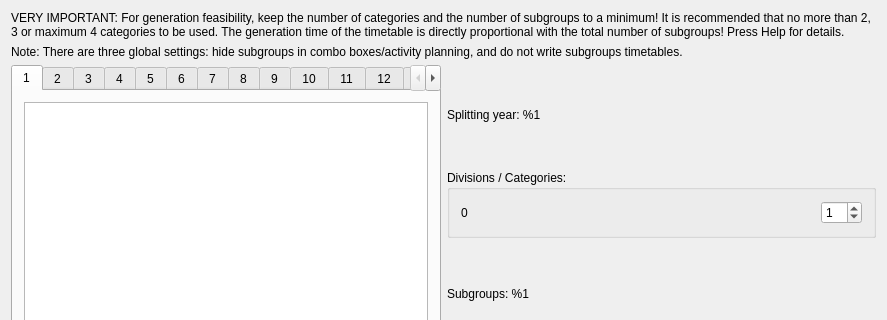
Qt form fet/src/interface/splityearform_template.ui (vonmecheln/fet) before a commit; both pictures show x 0 to 887 and y 0 to 320 of the 887 by 695 pixel window.
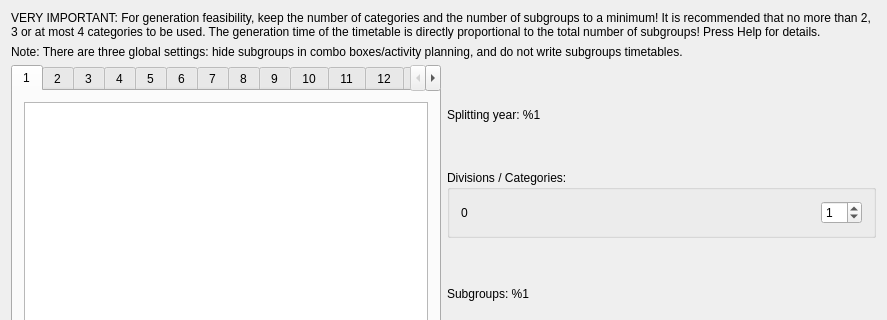
The same form after that commit.

Patch:
```diff
--- a/fet/src/interface/splityearform_template.ui
+++ b/fet/src/interface/splityearform_template.ui
@@ -23,7 +23,7 @@
       </sizepolicy>
      </property>
      <property name="text">
-      <string>VERY IMPORTANT: For generation feasibility, keep the number of categories and the number of subgroups to a minimum! It is recommended that no more than 2, 3 or maximum 4 categories to be used. The generation time of the timetable is directly proportional with the total number of subgroups! Press Help for details.</string>
+      <string>VERY IMPORTANT: For generation feasibility, keep the number of categories and the number of subgroups to a minimum! It is recommended that no more than 2, 3 or at most 4 categories to be used. The generation time of the timetable is directly proportional to the total number of subgroups! Press Help for details.</string>
      </property>
      <property name="wordWrap">
       <bool>true</bool>
```
